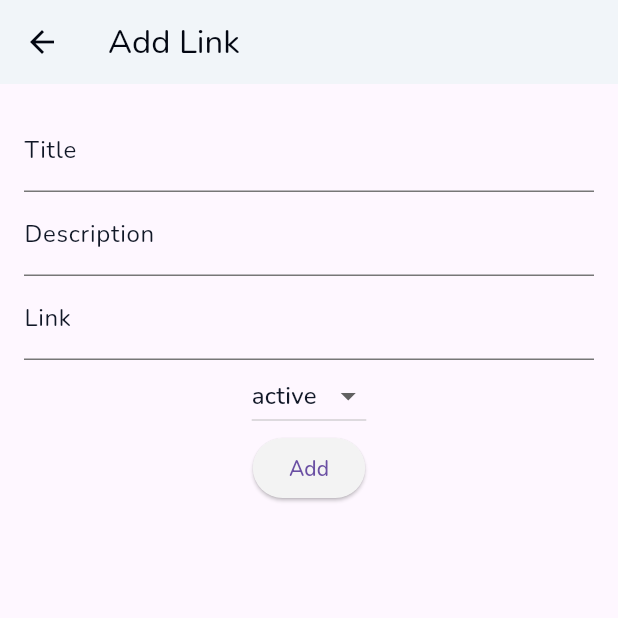
After one commit to CodingWithTashi/unfurl, a Flutter app: the screen it shows after launch, item 2 of the bottom bar chosen, after a tap on "Add new", on a phone screen of 412 x 824 dp, the top half of it. The commit adds this screen. Run offline on Flutter 3.47's test engine with Material 3 defaults, Android fonts, the phone set to English and light mode, and no system bars; our stand-ins replace easy_localization, fluentui_system_icons, flutter_riverpod, hive, hive_flutter, sqflite; missing offline and left inert: flutter_displaymode; accounts and stored records are empty.

```diff
--- /dev/null
+++ b/lib/data/models/link.dart
@@ -0,0 +1,63 @@
+class UnfurlLink {
+  final int? id;
+  final String title;
+  final String description;
+  final String link;
+  final DateTime createdDate;
+  final DateTime updatedDate;
+  final String status; // 'archive' or 'active'
+
+  UnfurlLink({
+    this.id,
+    required this.title,
+    required this.description,
+    required this.link,
+    required this.createdDate,
+    required this.updatedDate,
+    required this.status,
+  });
+
+  factory UnfurlLink.fromMap(Map<String, dynamic> map) {
+    return UnfurlLink(
+      id: map['id'],
+      title: map['title'],
+      description: map['description'],
+      link: map['link'],
+      createdDate: DateTime.parse(map['createdDate']),
+      updatedDate: DateTime.parse(map['updatedDate']),
+      status: map['status'],
+    );
+  }
+
+  Map<String, dynamic> toMap() {
+    return {
+      'id': id,
+      'title': title,
+      'description': description,
+      'link': link,
+      'createdDate': createdDate.toIso8601String(),
+      'updatedDate': updatedDate.toIso8601String(),
+      'status': status,
+    };
+  }
+
+  UnfurlLink copyWith({
+    int? id,
+    String? title,
+    String? description,
+    String? link,
+    DateTime? createdDate,
+    DateTime? updatedDate,
+    String? status,
+  }) {
+    return UnfurlLink(
+      id: id ?? this.id,
+      title: title ?? this.title,
+      description: description ?? this.description,
+      link: link ?? this.link,
+      createdDate: createdDate ?? this.createdDate,
+      updatedDate: updatedDate ?? this.updatedDate,
+      status: status ?? this.status,
+    );
+  }
+}
--- /dev/null
+++ b/lib/services/link_database_service.dart
@@ -0,0 +1,69 @@
+import 'package:path/path.dart';
+import 'package:sqflite/sqflite.dart';
+
+import '../data/models/link.dart';
+
+class DatabaseService {
+  static const String tableName = 'links';
+  static Database? _db;
+
+  Future<Database> get database async {
+    if (_db != null) return _db!;
+    _db = await _initDB();
+    return _db!;
+  }
+
+  Future<Database> _initDB() async {
+    final dbPath = await getDatabasesPath();
+    final path = join(dbPath, 'links.db');
+
+    return await openDatabase(
+      path,
+      version: 1,
+      onCreate: (db, version) async {
+        await db.execute('''
+          CREATE TABLE $tableName(
+            id INTEGER PRIMARY KEY AUTOINCREMENT,
+            title TEXT NOT NULL,
+            description TEXT NOT NULL,
+            link TEXT NOT NULL,
+            createdDate TEXT NOT NULL,
+            updatedDate TEXT NOT NULL,
+            status TEXT NOT NULL
+          )
+        ''');
+      },
+    );
+  }
+
+  Future<List<UnfurlLink>> getAllLinks() async {
+    final db = await database;
+    final List<Map<String, dynamic>> maps = await db.query(tableName);
+    return maps.map((map) => UnfurlLink.fromMap(map)).toList();
+  }
+
+  Future<UnfurlLink> insertLink(UnfurlLink link) async {
+    final db = await database;
+    final id = await db.insert(tableName, link.toMap());
+    return link.copyWith(id: id);
+  }
+
+  Future<int> updateLink(UnfurlLink link) async {
+    final db = await database;
+    return await db.update(
+      tableName,
+      link.toMap(),
+      where: 'id = ?',
+      whereArgs: [link.id],
+    );
+  }
+
+  Future<int> deleteLink(int id) async {
+    final db = await database;
+    return await db.delete(
+      tableName,
+      where: 'id = ?',
+      whereArgs: [id],
+    );
+  }
+}
--- /dev/null
+++ b/lib/states/link_provider.dart
@@ -0,0 +1,43 @@
+import 'package:flutter_riverpod/flutter_riverpod.dart';
+import 'package:unfurl/data/models/link.dart';
+
+import '../services/link_database_service.dart';
+
+final databaseServiceProvider = Provider((ref) => DatabaseService());
+
+final linksProvider =
+    StateNotifierProvider<LinksNotifier, List<UnfurlLink>>((ref) {
+  final databaseService = ref.watch(databaseServiceProvider);
+  return LinksNotifier(databaseService);
+});
+
+class LinksNotifier extends StateNotifier<List<UnfurlLink>> {
+  final DatabaseService _databaseService;
+
+  LinksNotifier(this._databaseService) : super([]) {
+    loadLinks();
+  }
+
+  Future<void> loadLinks() async {
+    final links = await _databaseService.getAllLinks();
+    state = links;
+  }
+
+  Future<void> addLink(UnfurlLink link) async {
+    final newLink = await _databaseService.insertLink(link);
+    state = [...state, newLink];
+  }
+
+  Future<void> updateLink(UnfurlLink link) async {
+    await _databaseService.updateLink(link);
+    state = [
+      for (final item in state)
+        if (item.id == link.id) link else item
+    ];
+  }
+
+  Future<void> deleteLink(int id) async {
+    await _databaseService.deleteLink(id);
+    state = state.where((link) => link.id != id).toList();
+  }
+}
--- /dev/null
+++ b/lib/ui/screens/add_edit_link_screen.dart
@@ -0,0 +1,81 @@
+import 'package:flutter/material.dart';
+import 'package:flutter_riverpod/flutter_riverpod.dart';
+import 'package:unfurl/data/models/link.dart';
+
+import '../../states/link_provider.dart';
+
+class AddEditLinkScreen extends ConsumerWidget {
+  final UnfurlLink? link;
+  const AddEditLinkScreen({super.key, this.link});
+
+  @override
+  Widget build(BuildContext context, WidgetRef ref) {
+    final titleController = TextEditingController(text: link?.title);
+    final descriptionController =
+        TextEditingController(text: link?.description);
+    final linkController = TextEditingController(text: link?.link);
+    String status = link?.status ?? 'active';
+
+    return Scaffold(
+      appBar: AppBar(
+        title: Text(link == null ? 'Add Link' : 'Edit Link'),
+      ),
+      body: Padding(
+        padding: const EdgeInsets.all(16.0),
+        child: Column(
+          children: [
+            TextField(
+              controller: titleController,
+              decoration: const InputDecoration(labelText: 'Title'),
+            ),
+            TextField(
+              controller: descriptionController,
+              decoration: const InputDecoration(labelText: 'Description'),
+            ),
+            TextField(
+              controller: linkController,
+              decoration: const InputDecoration(labelText: 'Link'),
+            ),
+            DropdownButton<String>(
+              value: status,
+              items: ['active', 'archive'].map((String value) {
+                return DropdownMenuItem<String>(
+                  value: value,
+                  child: Text(value),
+                );
+              }).toList(),
+              onChanged: (String? newValue) {
+                if (newValue != null) {
+                  status = newValue;
+                }
+              },
+            ),
+            ElevatedButton(
+              onPressed: () {
+                final now = DateTime.now();
+                final newLink = UnfurlLink(
+                  id: link?.id,
+                  title: titleController.text,
+                  description: descriptionController.text,
+                  link: linkController.text,
+                  createdDate: link?.createdDate ?? now,
+                  updatedDate: now,
+                  status: status,
+                );
+
+                if (link == null) {
+                  ref.read(linksProvider.notifier).addLink(newLink);
+                } else {
+                  ref.read(linksProvider.notifier).updateLink(newLink);
+                }
+
+                Navigator.pop(context);
+              },
+              child: Text(link == null ? 'Add' : 'Update'),
+            ),
+          ],
+        ),
+      ),
+    );
+  }
+}
--- a/lib/ui/screens/link_screen.dart
+++ b/lib/ui/screens/link_screen.dart
@@ -1,5 +1,8 @@
 import 'package:flutter/material.dart';
+import 'package:flutter_riverpod/flutter_riverpod.dart';
+import 'package:unfurl/ui/screens/add_edit_link_screen.dart';
 
+import '../../states/link_provider.dart';
 import '../widgets/unfurl_list_tile.dart';
 
 class LinkScreen extends StatelessWidget {
@@ -22,8 +25,7 @@ class LinkScreen extends StatelessWidget {
                 decoration: BoxDecoration(
                   color: Colors.black54,
                   image: DecorationImage(
-                    image: const NetworkImage(
-                        'https://images.unsplash.com/photo-1516259762381-22954d7d3ad2'),
+                    image: const AssetImage('assets/img/ic_launcher.png'),
                     fit: BoxFit.cover,
                     colorFilter: ColorFilter.mode(
                       Colors.black.withOpacity(0.6),
@@ -49,7 +51,10 @@ class LinkScreen extends StatelessWidget {
                     const SizedBox(height: 20),
                     ElevatedButton(
                       onPressed: () {
-                        // Handle add new link
+                        Navigator.push(
+                            context,
+                            MaterialPageRoute(
+                                builder: (context) => AddEditLinkScreen()));
                       },
                       style: ElevatedButton.styleFrom(
                         backgroundColor:
@@ -78,17 +83,39 @@ class LinkScreen extends StatelessWidget {
 
           // Links List
           Expanded(
-            child: ListView(
-              padding: const EdgeInsets.all(0),
-              children: const [
-                UnfurlListTile(title: 'Gregs Birthday'),
-                Divider(height: 1),
-                UnfurlListTile(title: 'Recipes'),
-                Divider(height: 1),
-                UnfurlListTile(title: 'Travel'),
-                Divider(height: 1),
-                // Add more links as needed
-              ],
+            child: Consumer(
+              builder: (_, ref, __) {
+                final links = ref.watch(linksProvider);
+                if (links.isEmpty) {
+                  return const Center(
+                    child: Text('No links found, try adding some!'),
+                  );
+                }
+                return ListView.builder(
+                  padding: const EdgeInsets.all(0),
+                  itemCount: links.length,
+                  itemBuilder: (context, index) {
+                    final link = links[index];
+                    return Column(
+                      children: [
+                        UnfurlListTile(
+                          title: link.title,
+                          onTap: () {
+                            Navigator.push(
+                              context,
+                              MaterialPageRoute(
+                                builder: (context) =>
+                                    AddEditLinkScreen(link: link),
+                              ),
+                            );
+                          },
+                        ),
+                        const Divider(height: 1),
+                      ],
+                    );
+                  },
+                );
+              },
             ),
           ),
         ],
--- a/lib/ui/widgets/unfurl_list_tile.dart
+++ b/lib/ui/widgets/unfurl_list_tile.dart
@@ -2,10 +2,12 @@ import 'package:flutter/material.dart';
 
 class UnfurlListTile extends StatelessWidget {
   final String title;
+  final Function() onTap;
 
   const UnfurlListTile({
     super.key,
     required this.title,
+    required this.onTap,
   });
 
   @override
@@ -18,9 +20,7 @@ class UnfurlListTile extends StatelessWidget {
           fontWeight: FontWeight.w500,
         ),
       ),
-      onTap: () {
-        // Handle link tap
-      },
+      onTap: onTap,
       contentPadding: const EdgeInsets.symmetric(
         horizontal: 16,
         vertical: 8,
--- a/pubspec.yaml
+++ b/pubspec.yaml
@@ -85,6 +85,7 @@ flutter:
   # To add assets to your application, add an assets section, like this:
   assets:
     - assets/translations/
+    - assets/img/
 
   fonts:
     - family: Nunito
```
Also changed, not shown: lib/data/models/tag.dart (+37 -6 lines), lib/services/tag_database_service.dart (added, +68 -0 lines), lib/states/tag_provider.dart (added, +42 -0 lines), lib/ui/screens/add_edit_tag_screen.dart (+17 -7 lines), lib/ui/screens/tag_screen.dart (+32 -14 lines), assets/img/ic_launcher.png (added).
